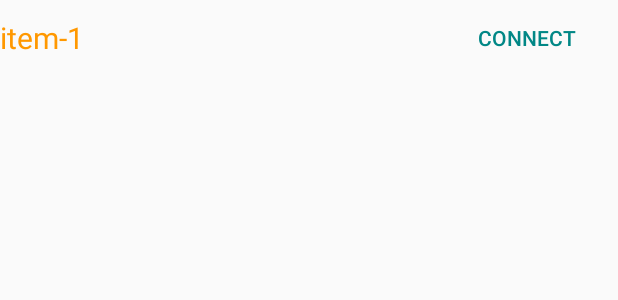
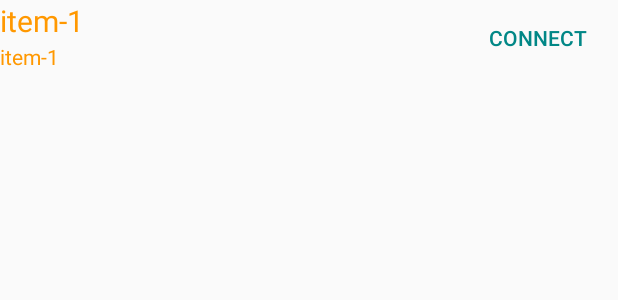
Before and after one commit to afzal-khan-89/ble-android, an Android app: the layout ble_divice_list_item.xml on its own in the app's theme, with its tools: preview values and no code run, on a phone screen of 412 x 824 dp. Shown: the top 300 px of the screen. Run offline under Robolectric (Android 15) with nearby library versions, the phone set to English and light mode, and no system bars.

Commit message:
apps is connecting to peripheral

```diff
--- a/app/src/main/res/layout/ble_divice_list_item.xml
+++ b/app/src/main/res/layout/ble_divice_list_item.xml
@@ -3,8 +3,13 @@
     android:layout_width="match_parent"
     android:layout_height="50dp"
     android:orientation="horizontal">
+    <LinearLayout
+        android:layout_weight="3"
+        android:layout_width="0dp"
+        android:layout_height="match_parent"
+        android:orientation="vertical">
         <TextView
-        android:layout_width="0dp"
+            android:layout_width="match_parent"
             android:layout_height="match_parent"
             android:layout_weight="5"
             android:gravity="center_vertical"
@@ -12,6 +17,21 @@
             android:textSize="20dp"
             android:textColor="@color/orange"
             android:text="item-1"/>
+        <TextView
+            android:layout_width="match_parent"
+            android:layout_height="match_parent"
+            android:layout_weight="5"
+            android:gravity="center_vertical"
+            android:id="@+id/device_address"
+            android:textSize="14dp"
+            android:textColor="@color/orange"
+            android:text="item-1"/>
+
+    </LinearLayout>
+    <LinearLayout
+        android:layout_weight="1"
+        android:layout_width="0dp"
+        android:layout_height="match_parent">
         <Button
             android:id="@+id/connect_to"
             android:layout_width="0dp"
@@ -24,3 +44,8 @@
             android:background="@color/nocoler"/>
 
     </LinearLayout>
+
+
+
+
+</LinearLayout>
```
Also changed, not shown: app/src/main/java/com/teton/blelearn/model/BleDevice.java (added, +26 -0 lines), app/src/main/java/com/teton/blelearn/ui/fragment/BleFragment.java (+13 -9 lines), app/src/main/java/com/teton/blelearn/ui/helper/adapter/BleDeviceListAdapter.java (+11 -6 lines). Lines whose indentation alone changed are shown as unchanged.
